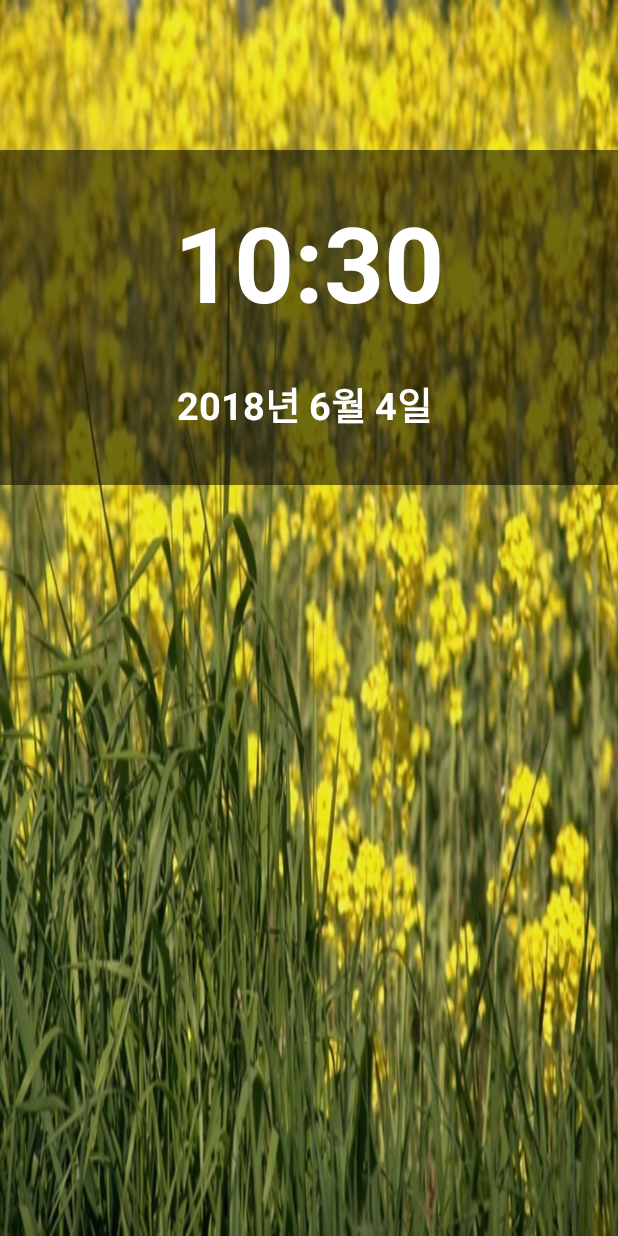
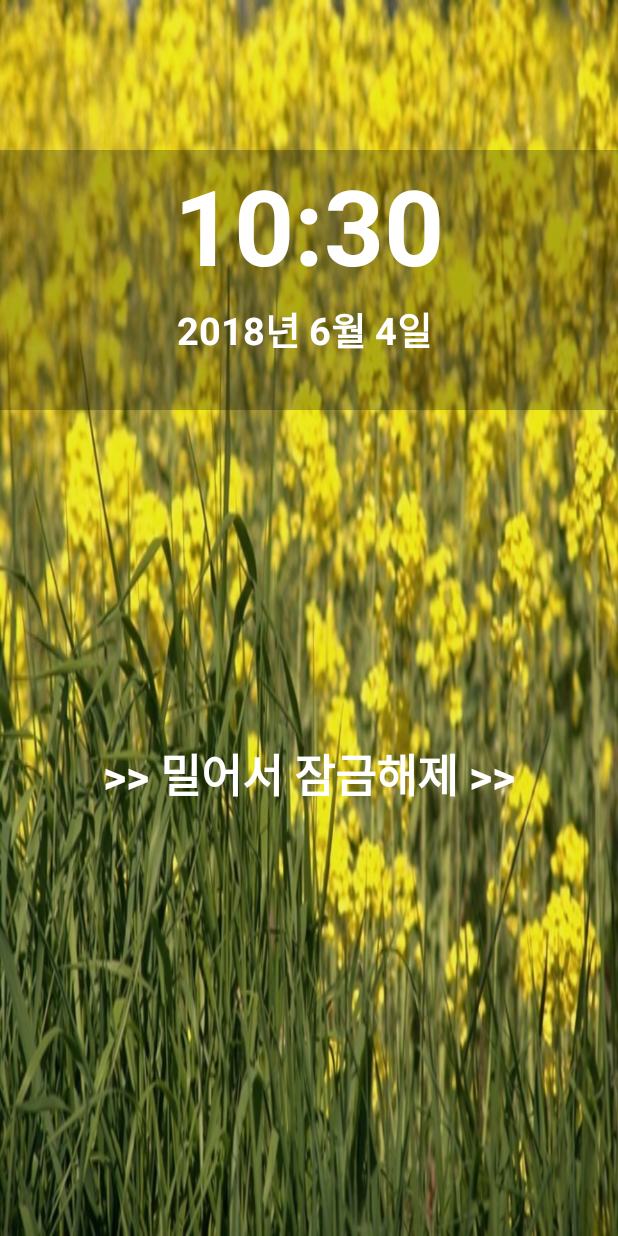
Before and after one commit to tlaabs/Toast, an Android app: the LockScreenActivity screen opened directly, with no data from a screen before it, on a phone screen of 412 x 824 dp. Run offline under Robolectric (Android 15) with nearby library versions, the phone set to English and light mode, and no system bars.

Commit message:
Design upgrade

```diff
--- a/app/src/main/java/io/github/tlaabs/toast_sy/LockScreenActivity.java
+++ b/app/src/main/java/io/github/tlaabs/toast_sy/LockScreenActivity.java
@@ -12,7 +12,9 @@ import android.os.Handler;
 import android.provider.MediaStore;
 import android.support.v7.app.AppCompatActivity;
 import android.util.Log;
+import android.view.GestureDetector;
 import android.view.KeyEvent;
+import android.view.MotionEvent;
 import android.view.View;
 import android.view.WindowManager;
 import android.view.animation.Animation;
@@ -33,11 +35,13 @@ import io.github.tlaabs.toast_sy.dbhelper.DBmanager;
 
 public class LockScreenActivity extends AppCompatActivity {
 
-    ImageButton btn_unlock;
-    ImageView image;
+    //ImageButton btn_unlock;
+    //ImageView image;
     TextView DateDisplay,TimeDisplay;
     TextView msg;
-    LinearLayout background;
+    View background;
+
+    GestureDetector detector;
 
     private int Year, Month,Day,Hour, Minute;
     public int mYear=2018, mMonth=5, mDay=20, mHour=12, mMinute=10;
@@ -70,7 +74,7 @@ public class LockScreenActivity extends AppCompatActivity {
 
         //btn_unlock = (ImageButton) findViewById(R.id.btn_unlock);
         //image = (ImageView) findViewById(R.id.btn_unlock);
-        background = (LinearLayout) findViewById(R.id.backgruond);
+        background = findViewById(R.id.backgruond);
         msg = (TextView)findViewById(R.id.msg);
 
         DateDisplay = (TextView) findViewById(R.id.dateDisplay);
@@ -91,6 +95,52 @@ public class LockScreenActivity extends AppCompatActivity {
             }
         };
         mHandler.postDelayed(r, 1000);
+
+
+        // 손으로 화면을 미는 제스처를 취하면 잠금화면 꺼지도록.
+        detector = new GestureDetector(this, new GestureDetector.OnGestureListener() {
+            @Override
+            public boolean onDown(MotionEvent motionEvent) {
+                return false;
+            }
+
+            @Override
+            public void onShowPress(MotionEvent motionEvent) {
+
+            }
+
+            @Override
+            public boolean onSingleTapUp(MotionEvent motionEvent) {
+                return false;
+            }
+
+            @Override
+            public boolean onScroll(MotionEvent motionEvent, MotionEvent motionEvent1, float v, float v1) {
+                finish();
+                return false;
+            }
+
+            @Override
+            public void onLongPress(MotionEvent motionEvent) {
+
+            }
+
+            @Override
+            public boolean onFling(MotionEvent motionEvent, MotionEvent motionEvent1, float v, float v1) {
+                return false;
+            }
+        });
+
+
+        background.setOnTouchListener(new View.OnTouchListener() {
+            @Override
+            public boolean onTouch(View view, MotionEvent motionEvent) {
+
+                detector.onTouchEvent(motionEvent);
+
+                return true;
+            }
+        });
     }
 
 
@@ -172,33 +222,9 @@ public class LockScreenActivity extends AppCompatActivity {
     }
 
 
-        /*
-        image.setOnClickListener(new View.OnClickListener(){
-            @Override
-            public void onClick(View v) {
-                Animation anim = AnimationUtils.loadAnimation(
-                        getApplicationContext(), R.anim.translate);
-                image.startAnimation(anim);
 
 
-                anim.setAnimationListener(new AnimationListener() {
-                    @Override
-                    public void onAnimationStart(Animation animation) {
-                    }
-                    @Override
-                    public void onAnimationEnd(Animation animation) {
-                        finish();
-                    }
-                    @Override
-                    public void onAnimationRepeat(Animation animation) {
-                    }
-
-                });
-
-            }
-        });
-
-
+/*
     ////////////////////////////////////////////////////////// 하드웨어 back 버튼 누르기 무시//
     @Override
     public void onBackPressed() {
--- a/app/src/main/res/layout/activity_add_bucket.xml
+++ b/app/src/main/res/layout/activity_add_bucket.xml
@@ -70,6 +70,8 @@
             android:id="@+id/addBtn"
             android:layout_width="wrap_content"
             android:layout_height="wrap_content"
+            android:background="#fbcc29"
+            android:layout_marginRight="10dp"
             android:text="등록"
             />
 
@@ -77,6 +79,7 @@
             android:id="@+id/backBtn"
             android:layout_width="wrap_content"
             android:layout_height="wrap_content"
+            android:background="#fbcc29"
             android:text="취소"
             />
 
--- a/app/src/main/res/layout/activity_extend_bucket.xml
+++ b/app/src/main/res/layout/activity_extend_bucket.xml
@@ -38,6 +38,8 @@
         android:id="@+id/extendBtn"
         android:layout_width="wrap_content"
         android:layout_height="wrap_content"
+            android:background="#fbcc29"
+            android:layout_marginRight="10dp"
         android:text="수정"
         />
 
@@ -46,6 +48,7 @@
             android:id="@+id/backBtn"
             android:layout_width="wrap_content"
             android:layout_height="wrap_content"
+            android:background="#fbcc29"
             android:text="취소"
             />
 
--- a/app/src/main/res/layout/activity_lock_screen.xml
+++ b/app/src/main/res/layout/activity_lock_screen.xml
@@ -10,34 +10,49 @@
     <TextView
         android:id="@+id/timeDisplay"
         android:layout_width="match_parent"
-        android:layout_height="150dp"
+        android:layout_height="100dp"
         android:gravity="center"
         android:textColor="#FFF"
         android:textStyle="bold"
         android:textSize="70sp"
-        android:background="#88000000"
+        android:background="#44000000"
         android:layout_marginTop="100dp"/>
 
     <TextView
         android:id="@+id/dateDisplay"
+        android:layout_below="@+id/timeDisplay"
         android:layout_width="match_parent"
         android:layout_height="wrap_content"
         android:gravity="center"
         android:textStyle="bold"
+        android:background="#44000000"
         android:textColor="#FFF"
-        android:background="#88000000"
+
         android:textSize="25sp"/>
 
     <TextView
         android:id="@+id/msg"
+        android:layout_below="@+id/dateDisplay"
         android:layout_width="match_parent"
         android:layout_height="wrap_content"
         android:gravity="center"
         android:textStyle="bold"
+        android:background="#44000000"
         android:textColor="#FFF"
-        android:background="#88000000"
+
         android:textSize="25sp"
         android:layout_marginBottom="20dp"/>
+
+    <TextView
+        android:layout_width="match_parent"
+        android:layout_height="wrap_content"
+        android:layout_marginTop="200dp"
+        android:text=">> 밀어서 잠금해제 >>"
+        android:textStyle="bold"
+        android:textColor="#ffff"
+        android:gravity="center"
+        android:textSize="30sp"
+        />
     <!--
     <RelativeLayout
         android:layout_marginTop="200dp"
--- a/app/src/main/res/layout/activity_modify_bucket.xml
+++ b/app/src/main/res/layout/activity_modify_bucket.xml
@@ -65,6 +65,8 @@
         android:id="@+id/modifyBtn"
         android:layout_width="wrap_content"
         android:layout_height="wrap_content"
+            android:background="#fbcc29"
+            android:layout_marginRight="10dp"
         android:text="수정"
         />
 
@@ -72,6 +74,8 @@
             android:id="@+id/deleteBtn"
             android:layout_width="wrap_content"
             android:layout_height="wrap_content"
+            android:background="#fbcc29"
+            android:layout_marginRight="10dp"
             android:text="삭제"
             />
 
@@ -79,6 +83,7 @@
             android:id="@+id/backBtn"
             android:layout_width="wrap_content"
             android:layout_height="wrap_content"
+            android:background="#fbcc29"
             android:text="취소"
             />
 
--- a/app/src/main/res/layout/ongoing_bucket_item.xml
+++ b/app/src/main/res/layout/ongoing_bucket_item.xml
@@ -42,7 +42,7 @@
         android:id="@+id/extend_btn"
         android:layout_width="0dp"
         android:layout_height="match_parent"
-        android:src="@drawable/extend"
+        android:src="@drawable/timer"
         android:layout_weight="0.1"
         />
 
```
Also changed, not shown: app/src/main/java/io/github/tlaabs/toast_sy/Alarm/AlarmNotiService.java (+12 -10 lines), app/src/main/res/layout/activity_oneday_alarm.xml (+7 -2 lines), app/src/main/res/drawable/complete2.png (added), app/src/main/res/drawable/delete2.png (added), app/src/main/res/drawable/timer.png (added), app/src/main/res/drawable/toast_alarm.png (added).
